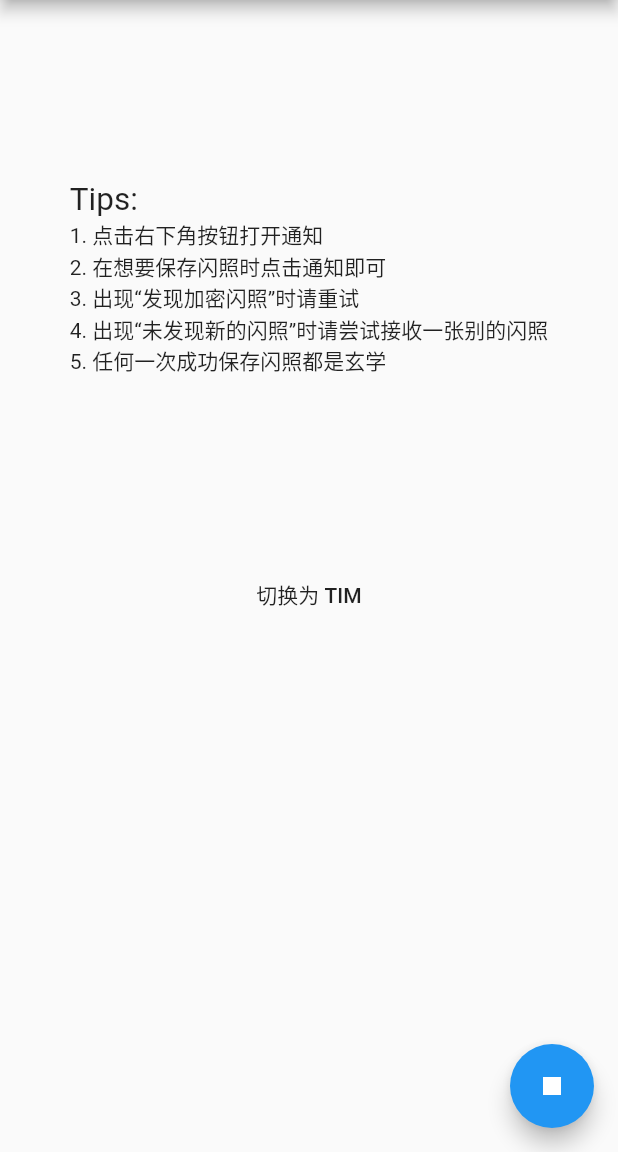
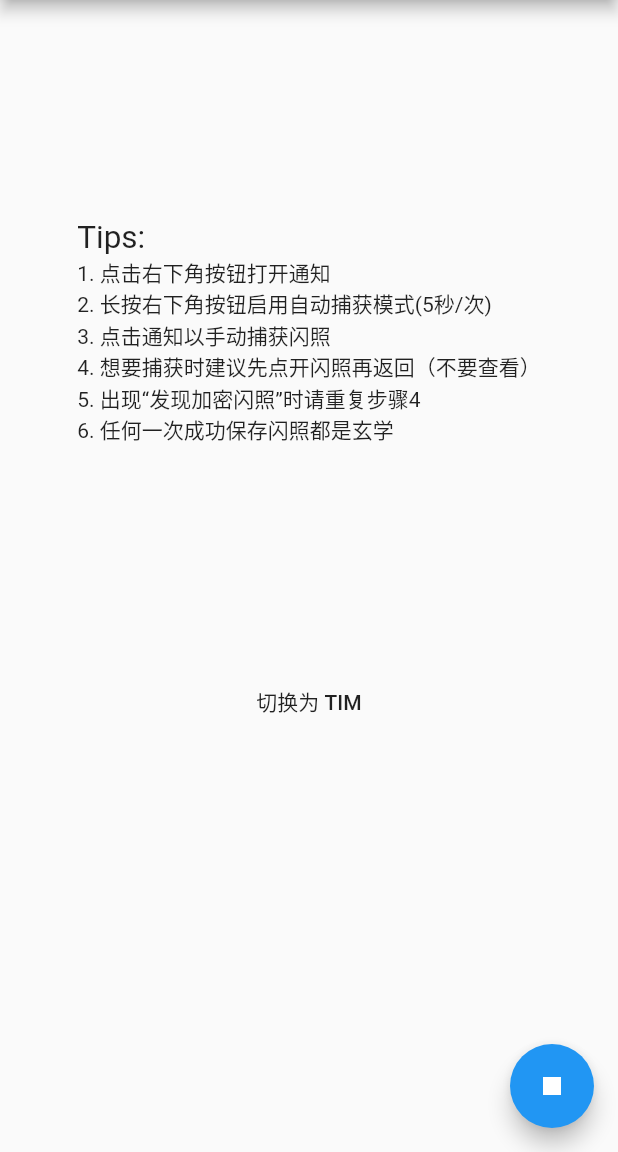
Before and after one commit to Yesterday17/FlashPictureCapturer, a Flutter app: the screen it shows after launch, after a tap on the "play arrow" icon, on a phone screen of 412 x 824 dp, the part 84-1236 px from its top. Run offline on Flutter 3.47's test engine with Material 2 defaults, Android fonts, the phone set to English and light mode, and no system bars; our stand-ins replace flutter_local_notifications, fluttertoast, open_file, permission_handler, shared_preferences.

Commit message:
Add getFlashPicture timer(5secs)

```diff
--- a/lib/main.dart
+++ b/lib/main.dart
@@ -1,3 +1,4 @@
+import 'dart:async';
 import 'dart:io';
 
 import 'package:flutter/material.dart';
@@ -18,6 +19,7 @@ void main() {
 
 FlutterLocalNotificationsPlugin notification;
 SharedPreferences preferences;
+Timer timer;
 
 class MyApp extends StatelessWidget {
   @override
@@ -43,6 +45,7 @@ class MyHomePage extends StatefulWidget {
 
 class _MyHomePageState extends State<MyHomePage> {
   bool isRunning = false;
+  bool isTaskRunning = false;
   bool isQQ = true;
   int id = 1;
   String picture = '';
@@ -80,26 +83,42 @@ class _MyHomePageState extends State<MyHomePage> {
                     textScaleFactor: 1.5,
                   ),
                   Text('1. 点击右下角按钮打开通知'),
-                  Text('2. 在想要保存闪照时点击通知即可'),
-                  Text('3. 出现“发现加密闪照”时请重试'),
-                  Text('4. 出现“未发现新的闪照”时请尝试接收一张别的闪照'),
-                  Text('5. 任何一次成功保存闪照都是玄学'),
+                  Text('2. 长按右下角按钮启用自动捕获模式(5秒/次)'),
+                  Text('3. 点击通知以手动捕获闪照'),
+                  Text('4. 想要捕获时建议先点开闪照再返回（不要查看）'),
+                  Text('5. 出现“发现加密闪照”时请重复步骤4'),
+                  Text('6. 任何一次成功保存闪照都是玄学'),
                 ],
               ),
             ),
             FlatButton(
               child: Text('切换为 ' + (isQQ ? 'TIM' : 'QQ')),
-              onPressed: _toggleQQTim,
+              onPressed: () {
+                if (isRunning) {
+                  _showNotification();
+                }
+                _toggleQQTim();
+              },
             ),
-            Text(''),
             Text(''),
           ],
         ),
       ),
-      floatingActionButton: FloatingActionButton(
-        onPressed: _showNotification,
-        tooltip: '显示通知',
-        child: Icon(isRunning ? Icons.stop : Icons.play_arrow),
+      floatingActionButton: InkWell(
+        splashColor: Colors.blue,
+        onLongPress: () {
+          isTaskRunning = true;
+          _showNotification();
+        },
+        child: FloatingActionButton(
+          onPressed: () {
+            isTaskRunning = false;
+            _showNotification();
+          },
+          child: Icon(isRunning
+              ? isTaskRunning ? Icons.pause : Icons.stop
+              : Icons.play_arrow),
+        ),
       ),
     );
   }
@@ -123,34 +142,38 @@ class _MyHomePageState extends State<MyHomePage> {
 
   Future copyFlashPicture(String path) async {
     var dir = Directory(await _toPath);
-    if (!dir.existsSync()) {
-      dir.createSync();
+    if (!await dir.exists()) {
+      await dir.create();
     }
 
     debugPrint(File(path).hashCode.toString());
 
     if (await isEncrypted(path)) {
-      File(path).deleteSync();
-      showToast('发现加密闪照，已移除。\n请尝试重新获得图片！');
+      await File(path).delete();
+      await showToast('发现加密闪照，已移除。');
       return;
     }
 
     var result = (await _toPath) + picture + '.png';
-    if (File(result).existsSync()) {
+    if (await File(result).exists()) {
       picture = '';
       return;
     }
 
-    File(path).copySync(result);
-    showToast('发现新闪照: ' + picture);
-    _showResultNotification(picture + ".png");
+    await File(path).copy(result);
+    await showToast('发现新闪照: ' + picture);
+    _showResultNotification(picture + '.png');
   }
 
   Future getFlashPicture() async {
     // 1. Check whether the cache folder exists
     var exists = await _localPathExists();
     if (!exists) {
-      showToast('缓存目录不存在！');
+      await showToast('缓存目录不存在！');
+      if (isTaskRunning) {
+        isTaskRunning = false;
+        _showNotification();
+      }
       return;
     }
 
@@ -172,16 +195,17 @@ class _MyHomePageState extends State<MyHomePage> {
           : -1);
 
       for (var item in list) {
-        // showToast('发现闪照: ' + item.uri.pathSegments.last);
-        // showToast('修改时间: ' + item.statSync().modified.toString());
+        // await showToast('发现闪照: ' + item.uri.pathSegments.last);
+        // await showToast('修改时间: ' + item.statSync().modified.toString());
         picture = item.uri.pathSegments.last;
         await copyFlashPicture(item.path);
       }
     }
 
+    print(picture);
     // FlashPicture Not Found
-    if (picture == '') {
-      showToast('未发现新的闪照！');
+    if (picture == '' && !isTaskRunning) {
+      await showToast('未发现新的闪照！');
     }
     picture = ''; // Reset picture
   }
@@ -204,13 +228,16 @@ class _MyHomePageState extends State<MyHomePage> {
       onSelectNotification: clickNotification,
     );
 
-    isRunning = preferences.getBool("isRunning") ?? false;
-    isQQ = preferences.getBool("isQQ") ?? true;
+    isRunning = preferences.getBool('isRunning') ?? false;
+    isTaskRunning =
+        isRunning ? (preferences.getBool('isTaskRunning') ?? false) : false;
+    isQQ = preferences.getBool('isQQ') ?? true;
 
     if (isRunning) {
       isRunning = false;
       _showNotification();
     }
+
     checkPermission().then((valid) {
       if (!valid) {
         showToast('存储权限为必须权限。');
@@ -240,16 +267,14 @@ class _MyHomePageState extends State<MyHomePage> {
     }
   }
 
-  void showToast(String message) {
-    Fluttertoast.showToast(
-      msg: message,
-      toastLength: Toast.LENGTH_SHORT,
-      gravity: ToastGravity.BOTTOM,
-      timeInSecForIos: 3,
-      backgroundColor: Colors.blueGrey,
-      textColor: Colors.white,
-      fontSize: 12.0,
-    );
+  Future<void> showToast(String message) async {
+    await Fluttertoast.showToast(
+        msg: message,
+        toastLength: Toast.LENGTH_SHORT,
+        gravity: ToastGravity.BOTTOM,
+        timeInSecForIos: 1,
+        textColor: Colors.white,
+        fontSize: 12.0);
   }
 
   Future<bool> _localPathExists() async => Directory(await _localPath).exists();
@@ -260,14 +285,15 @@ class _MyHomePageState extends State<MyHomePage> {
   void _showNotification() {
     if (isRunning) {
       notification.cancel(0);
+      if (isTaskRunning) timer.cancel();
       _toggleRunning();
       return;
     }
 
     var androidPlatformChannelSpecifics = AndroidNotificationDetails(
       'fpc',
-      'FlashPicture Capturer',
-      'Capture flash picture of QQ or TIM.',
+      'QQ/TIM 闪照获取工具',
+      '捕获 QQ 或 TIM 的闪照',
       importance: Importance.Max,
       priority: Priority.Max,
       autoCancel: false,
@@ -279,12 +305,19 @@ class _MyHomePageState extends State<MyHomePage> {
       androidPlatformChannelSpecifics,
       IOSNotificationDetails(),
     );
+
+    if (isTaskRunning) {
+      timer =
+          Timer.periodic(Duration(seconds: 5), (timer) => getFlashPicture());
+      getFlashPicture();
+    }
+
     notification.show(
       0,
       'QQ/TIM 闪照获取工具',
-      '当需要保存闪照时，点击该通知。',
+      isTaskRunning ? '自动捕获闪照中，也可以点击该通知手动触发。' : '当需要保存闪照时，点击该通知。',
       platformChannelSpecifics,
-      payload: "saveResult",
+      payload: 'saveResult',
     );
     _toggleRunning();
   }
@@ -292,8 +325,8 @@ class _MyHomePageState extends State<MyHomePage> {
   void _showResultNotification(String name) async {
     var androidPlatformChannelSpecifics = AndroidNotificationDetails(
       'fpc',
-      'FlashPicture Capturer',
-      'Capture flash picture of QQ or TIM.',
+      'QQ/TIM 闪照获取工具',
+      '捕获 QQ 或 TIM 的闪照',
       importance: Importance.Max,
       priority: Priority.Max,
       style: AndroidNotificationStyle.BigPicture,
@@ -322,14 +355,15 @@ class _MyHomePageState extends State<MyHomePage> {
   }
 
   void _toggleQQTim() async {
-    await preferences.setBool("isQQ", !isQQ);
+    await preferences.setBool('isQQ', !isQQ);
     setState(() {
       isQQ = !isQQ;
     });
   }
 
   void _toggleRunning() async {
-    await preferences.setBool("isRunning", !isRunning);
+    await preferences.setBool('isRunning', !isRunning);
+    await preferences.setBool('isTaskRunning', isTaskRunning);
     setState(() {
       isRunning = !isRunning;
     });
```
Also changed, not shown: pubspec.yaml (+7 -11 lines), fpc/pubspec.lock (deleted), pubspec.lock, 1 other file.
